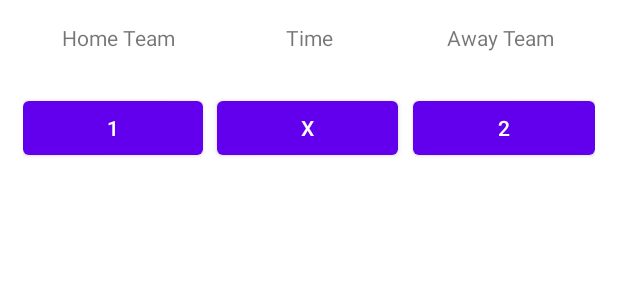
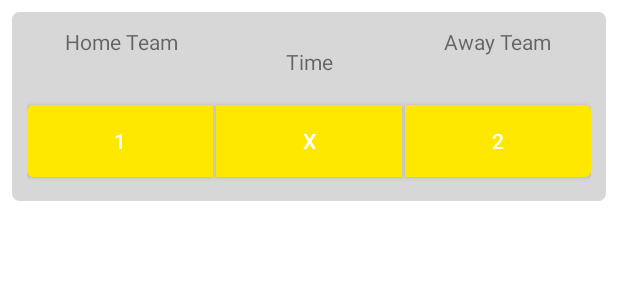
Before and after one commit to Fiko99/InzBet, an Android app: the layout match_component.xml on its own in the app's theme, with its tools: preview values and no code run, on a phone screen of 412 x 824 dp. Shown: the top 300 px of the screen. Run offline under Robolectric (Android 15) with nearby library versions, the phone set to English and light mode, and no system bars.

Commit message:
Apperance changes

```diff
--- a/app/src/main/java/com/example/inzbet/fragments/HomeFragment.java
+++ b/app/src/main/java/com/example/inzbet/fragments/HomeFragment.java
@@ -4,13 +4,10 @@ import android.os.Bundle;
 import android.view.LayoutInflater;
 import android.view.View;
 import android.view.ViewGroup;
-import android.widget.ImageButton;
 
 import androidx.annotation.NonNull;
 import androidx.annotation.Nullable;
 import androidx.fragment.app.Fragment;
-import androidx.fragment.app.FragmentManager;
-import androidx.fragment.app.FragmentTransaction;
 
 import com.example.inzbet.R;
 
--- a/app/src/main/res/color/button_background_color.xml
+++ b/app/src/main/res/color/button_background_color.xml
@@ -1,5 +1,5 @@
 <?xml version="1.0" encoding="utf-8"?>
 <selector xmlns:android="http://schemas.android.com/apk/res/android">
-    <item android:state_selected="true" android:color="#000000" />
-    <item android:color="#ffe800" />
+    <item android:state_checked="true" android:color="#000000" />
+    <item android:state_checked="false" android:color="#ffe800" />
 </selector>
--- /dev/null
+++ b/app/src/main/res/drawable/border.xml
@@ -0,0 +1,12 @@
+<?xml version="1.0" encoding="utf-8"?>
+<shape xmlns:android="http://schemas.android.com/apk/res/android"
+    android:shape="rectangle">
+    <corners
+        android:radius="3dp"
+        android:topRightRadius="3dp"
+        android:bottomRightRadius="3dp"
+        android:bottomLeftRadius="3dp" />
+    <stroke
+        android:width="3dip"
+        android:color="#d7d7d7" />
+</shape>
--- /dev/null
+++ b/app/src/main/res/drawable/divider.xml
@@ -0,0 +1,6 @@
+<?xml version="1.0" encoding="utf-8"?>
+<shape xmlns:android="http://schemas.android.com/apk/res/android">
+    <size
+        android:width="2dp"
+        android:height="16dp" />
+</shape>
--- a/app/src/main/res/layout/match_component.xml
+++ b/app/src/main/res/layout/match_component.xml
@@ -3,20 +3,22 @@
     xmlns:app="http://schemas.android.com/apk/res-auto"
     android:layout_width="match_parent"
     android:layout_height="wrap_content"
-    android:padding="15dp">
+    android:padding="8dp">
 
     <LinearLayout
         android:layout_width="match_parent"
         android:layout_height="wrap_content"
         android:layout_weight="1"
-        android:orientation="vertical">
+        android:orientation="vertical"
+        android:padding="10dp"
+        android:background="@drawable/border"
+        android:backgroundTint="#d7d7d7">
 
         <LinearLayout
             android:layout_width="match_parent"
             android:layout_height="wrap_content"
             android:layout_weight="1"
             android:orientation="horizontal">
-
 
             <TextView
                 android:id="@+id/home_team"
@@ -32,7 +34,8 @@
                 android:layout_height="match_parent"
                 android:layout_weight="1"
                 android:text="Time"
-                android:textAlignment="center" />
+                android:textAlignment="center"
+                android:gravity="center"/>
 
             <TextView
                 android:id="@+id/away_team"
@@ -40,49 +43,46 @@
                 android:layout_height="46dp"
                 android:layout_weight="1"
                 android:text="Away Team"
-                android:textAlignment="center"/>
+                android:textAlignment="center" />
         </LinearLayout>
 
-        <androidx.appcompat.widget.LinearLayoutCompat
+            <com.google.android.material.button.MaterialButtonToggleGroup
+                android:id="@+id/material_group"
                 android:layout_width="match_parent"
-            android:layout_height="match_parent"
-            android:orientation="horizontal">
+                android:layout_height="wrap_content"
+                android:orientation="horizontal"
+                app:singleSelection="true"
+                android:divider="@drawable/divider"
+                android:showDividers="middle">
 
-            <Button
+                <com.google.android.material.button.MaterialButton
                     android:id="@+id/home_team_bet"
                     android:layout_width="wrap_content"
-                android:layout_height="match_parent"
+                    android:layout_height="60dp"
                     android:layout_weight="1"
+                    android:text="1"
+                    android:textColor="@color/white"
+                    style="@style/ButtonStyle"/>
 
-                android:text="1" />
+                <com.google.android.material.button.MaterialButton
+                    android:id="@+id/draw_bet"
+                    style="@style/ButtonStyle"
+                    android:layout_width="wrap_content"
+                    android:layout_height="60dp"
+                    android:layout_weight="1"
+                    android:text="X"
+                    android:textColor="@color/white" />
 
-            <Space
+                <com.google.android.material.button.MaterialButton
+                    android:id="@+id/away_team_bet"
+                    style="@style/ButtonStyle"
                     android:layout_width="wrap_content"
-                android:layout_height="match_parent"
-                android:layout_weight="0.3" />
-
-            <Button
-                android:id="@+id/draw_bet"
-                android:layout_width="wrap_content"
-                android:layout_height="match_parent"
-                android:layout_weight="1"
-
-                android:text="X" />
-
-            <Space
-                android:layout_width="wrap_content"
-                android:layout_height="match_parent"
-                android:layout_weight="0.3" />
-
-            <Button
-                android:id="@+id/away_team_bet"
-                android:layout_width="wrap_content"
-                android:layout_height="wrap_content"
+                    android:layout_height="60dp"
                     android:layout_weight="1"
                     android:text="2"
-                />
+                    android:textColor="@color/white" />
 
-        </androidx.appcompat.widget.LinearLayoutCompat>
+            </com.google.android.material.button.MaterialButtonToggleGroup>
 
         <View
             android:id="@+id/divider"
--- /dev/null
+++ b/app/src/main/res/values/style.xml
@@ -0,0 +1,6 @@
+<?xml version="1.0" encoding="utf-8"?>
+<resources>
+    <style name="ButtonStyle" parent="Widget.MaterialComponents.Button">
+        <item name="backgroundTint">@color/button_background_color</item>
+    </style>
+</resources>
```
Also changed, not shown: app/src/main/java/com/example/inzbet/MainActivity.java (+0 -7 lines), app/src/main/java/com/example/inzbet/MatchRecyclerViewAdapter.java (+12 -66 lines), app/src/main/java/com/example/inzbet/fragments/MatchesFragment.java (+9 -7 lines), app/src/main/res/layout/toolbar.xml (+6 -2 lines). Lines whose indentation alone changed are shown as unchanged.
